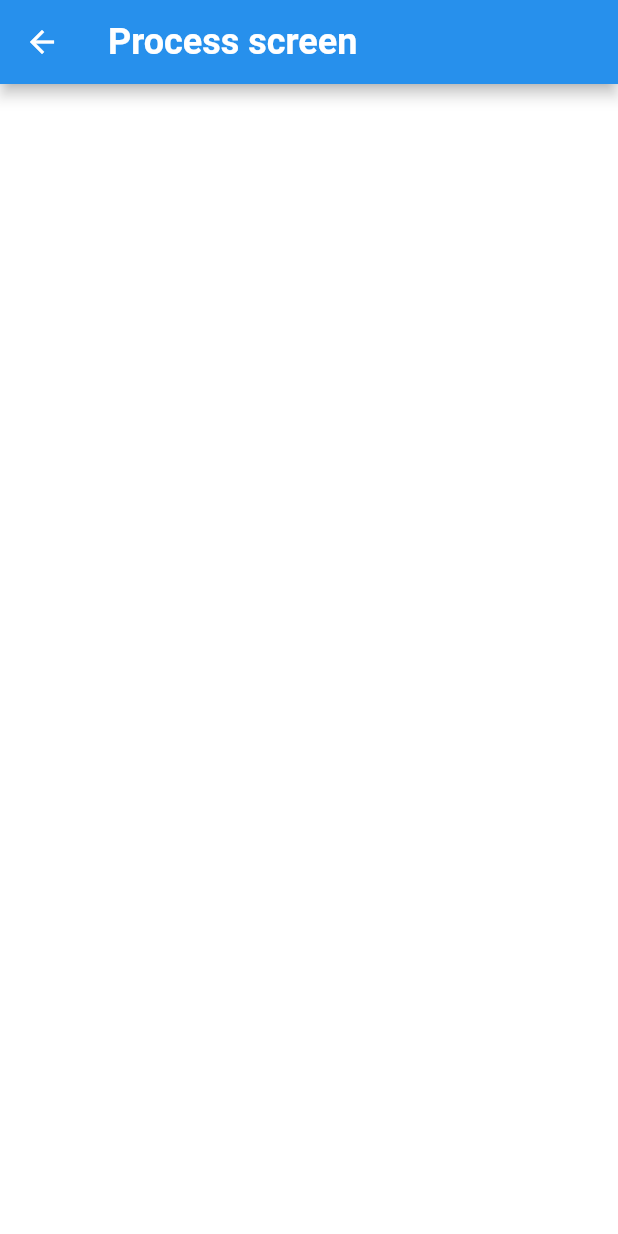
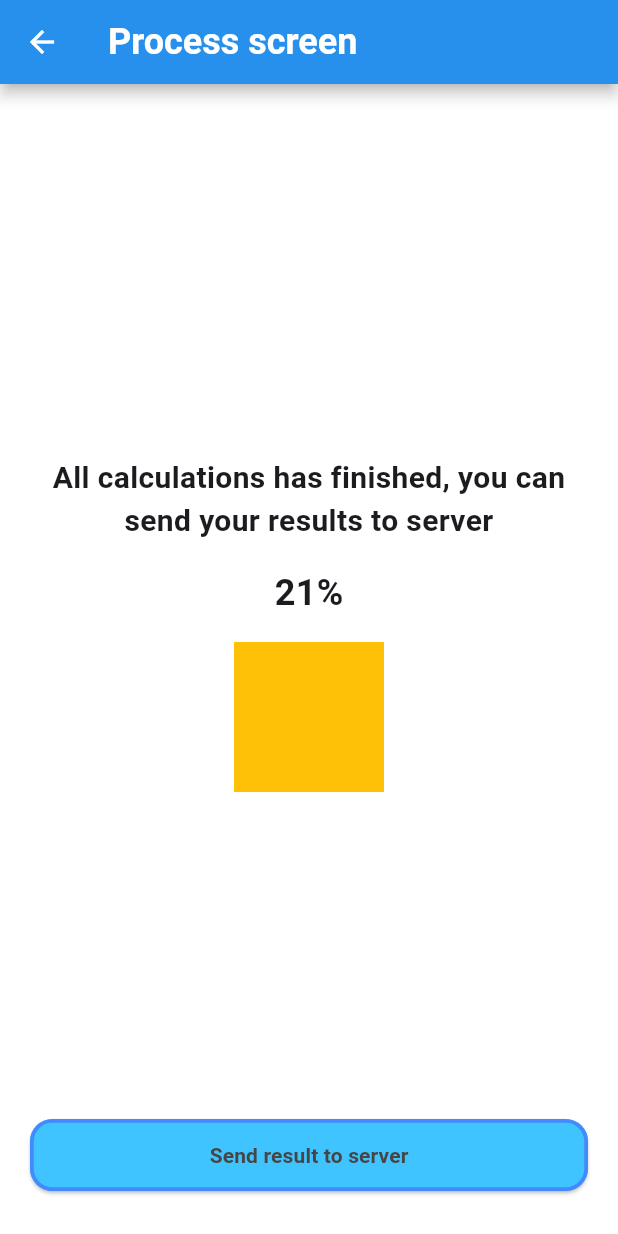
Before and after one commit to MaximDmytruk/short_path, a Flutter app: the screen it shows after launch, after a tap on "Start counting process", on a phone screen of 412 x 824 dp. Run offline on Flutter 3.47's test engine with Material 3 defaults, Android fonts, the phone set to English and light mode, and no system bars.

Commit message:
Add widgets in ProcesScreen

```diff
--- a/lib/screens/home_screen/home_screen.dart
+++ b/lib/screens/home_screen/home_screen.dart
@@ -22,7 +22,7 @@ class _HomeScreenState extends State<HomeScreen> {
     return Scaffold(
       appBar: CustomAppBar(titleName: 'Home screen'),
       body: Padding(
-        padding: EdgeInsets.symmetric(horizontal: 20.0, vertical: 30),
+        padding: const EdgeInsets.symmetric(horizontal: 20.0, vertical: 30),
         child: Column(
           crossAxisAlignment: CrossAxisAlignment.start,
           spacing: 16,
--- a/lib/screens/process_screen/process_screen.dart
+++ b/lib/screens/process_screen/process_screen.dart
@@ -1,5 +1,6 @@
 import 'package:flutter/material.dart';
 import 'package:short_path/widgets/custom_app_bars/custom_app_bar.dart';
+import 'package:short_path/widgets/custom_buttons/custom_button.dart';
 
 class ProcessScreen extends StatefulWidget {
   static final String routeName = '/process_screen';
@@ -11,8 +12,52 @@ class ProcessScreen extends StatefulWidget {
 }
 
 class _ProcessScreenState extends State<ProcessScreen> {
+  final int _percentageOfCompletion = 21;
+
+  void sendResultsAction() {}
+
   @override
   Widget build(BuildContext context) {
-    return Scaffold(appBar: CustomAppBar(titleName: 'Process screen'));
+    return Scaffold(
+      appBar: CustomAppBar(titleName: 'Process screen'),
+      body: Padding(
+        padding: const EdgeInsets.symmetric(horizontal: 20.0, vertical: 30),
+        child: Column(
+          children: [
+            Expanded(
+              child: Column(
+                spacing: 16,
+                mainAxisAlignment: MainAxisAlignment.center,
+                children: [
+                  Text(
+                    'All calculations has finished, you can send your results to server',
+                    textAlign: TextAlign.center,
+                    style: const TextStyle(
+                      fontSize: 20.0,
+                      fontWeight: FontWeight.bold,
+                    ),
+                  ),
+
+                  Text(
+                    '$_percentageOfCompletion%',
+                    style: const TextStyle(
+                      fontSize: 24.0,
+                      fontWeight: FontWeight.bold,
+                    ),
+                  ),
+
+                  Container(width: 100, height: 100, color: Colors.amber),
+                ],
+              ),
+            ),
+
+            CustomButton(
+              name: 'Send result to server',
+              onPressed: sendResultsAction,
+            ),
+          ],
+        ),
+      ),
+    );
   }
 }
```
